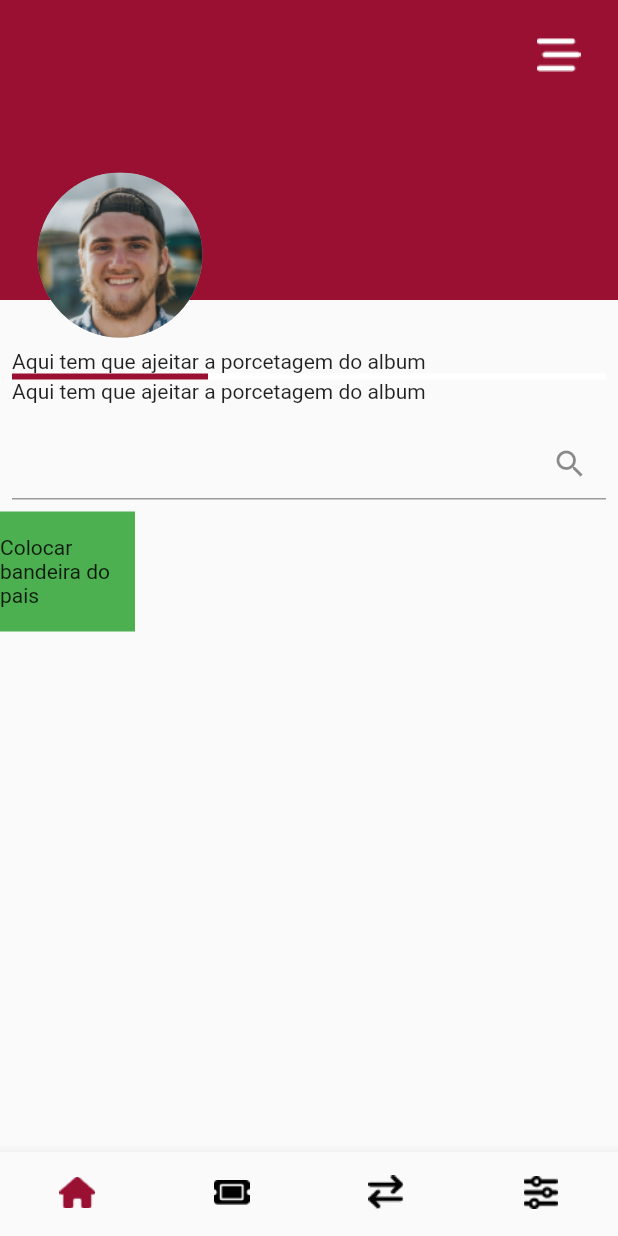
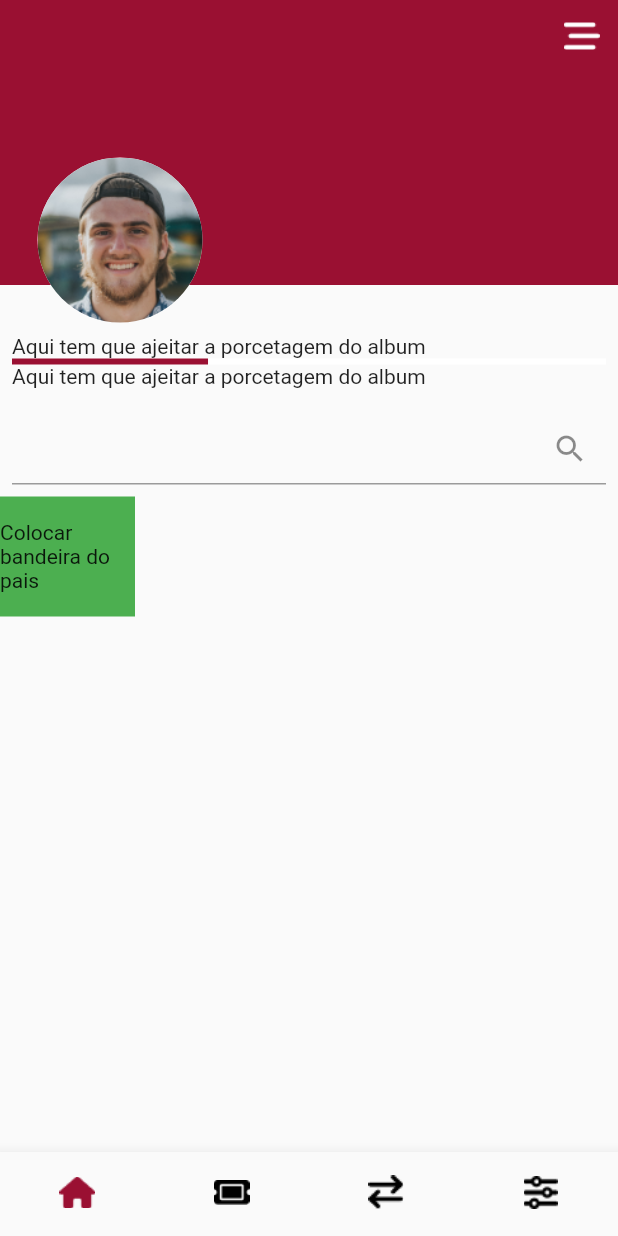
Before and after one commit to nataly-enne/sticker-swap, a Flutter app: the screen it shows after launch, on a phone screen of 412 x 824 dp. Run offline on Flutter 3.47's test engine with Material 2 defaults, Android fonts, the phone set to English and light mode, and no system bars; our stand-ins replace dio, flutter_dotenv, flutter_modular, rxdart.

Commit message:
Adaptação do header

```diff
--- a/client/lib/src/app.dart
+++ b/client/lib/src/app.dart
@@ -8,6 +8,7 @@ class App extends StatelessWidget {
   Widget build(BuildContext context) {
     return MaterialApp.router(
       title: "Sigaa",
+      debugShowCheckedModeBanner: false,
       routeInformationParser: Modular.routeInformationParser,
       routerDelegate: Modular.routerDelegate,
 
--- a/client/lib/src/modules/sticker/presenter/widgets/header_sticker.dart
+++ b/client/lib/src/modules/sticker/presenter/widgets/header_sticker.dart
@@ -11,23 +11,32 @@ class HeaderSticker extends StatelessWidget {
     required this.openFilter
   }) : super(key: key);
 
-  final double heightBackground = 200;
+  final double heightBackground = 190;
   final double heightProfile = 130;
 
   @override
   Widget build(BuildContext context) {
-    return Stack(
+    return Padding(
+      padding: const EdgeInsets.only(bottom: 25.0),
+      child: Stack(
         clipBehavior: Clip.none,
         children: <Widget>[
-        Container(
+          Ink(
             height: heightBackground,
             color: Theme.of(context).primaryColor,
-          margin: const EdgeInsets.only(bottom: 25),
           ),
-        Container(
-          alignment: Alignment.centerRight,
-          padding: const EdgeInsets.all(25),
-          child: Image.asset('assets/images/icon_bars.png'),
+          Row(
+            crossAxisAlignment: CrossAxisAlignment.end,
+            mainAxisAlignment: MainAxisAlignment.end,
+            children: [
+              IconButton(
+                  onPressed: openFilter,
+                  icon: const ImageIcon(
+                    AssetImage('assets/images/icon_bars.png'),
+                    color: Colors.white,
+                  ),
+              )
+            ],
           ),
           Positioned(
             top: heightBackground - (85 % heightProfile),
@@ -35,12 +44,13 @@ class HeaderSticker extends StatelessWidget {
             child: buildProfileImage(),
           )
         ],
+      ),
     );
   }
 }
 
 Widget buildProfileImage() => const CircleAvatar(
       radius: 55,
-      backgroundColor: Colors.grey,
+      backgroundColor: Colors.white,
       backgroundImage: AssetImage('assets/images/profile_picture.png'),
     );
```
Lines whose indentation alone changed are shown as unchanged.
